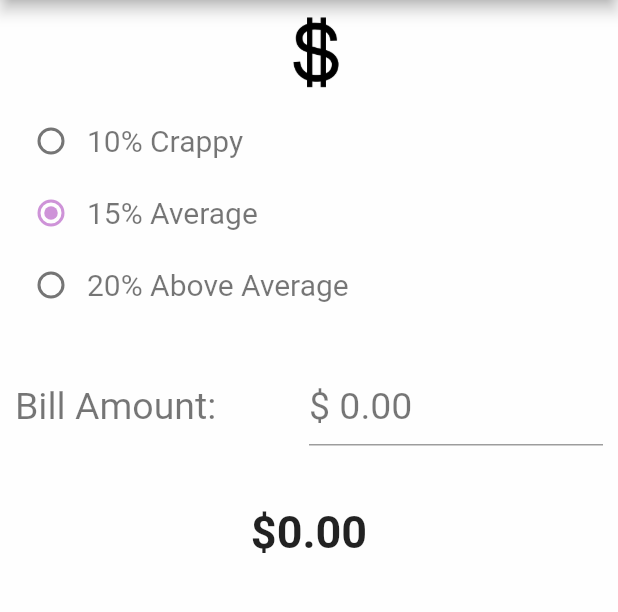
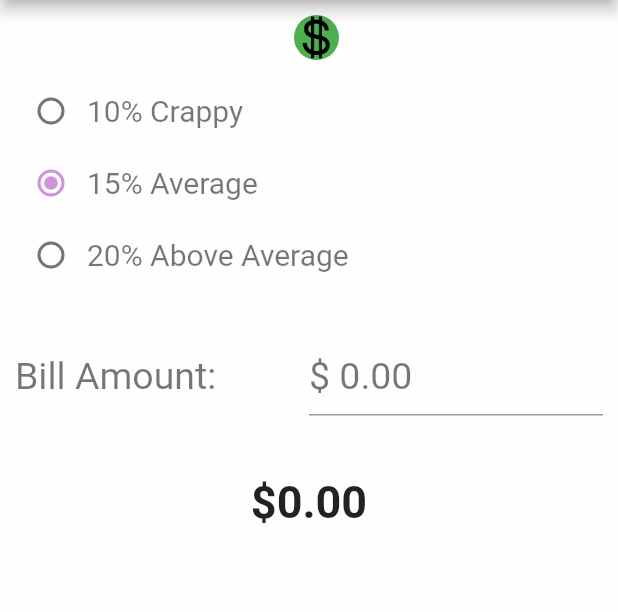
Before and after one commit to RealWorldApplications/flutter_tip_calculator, a Flutter app: the screen it shows after launch, on a phone screen of 412 x 824 dp, the part 84-696 px from its top. Run offline on Flutter 3.47's test engine with Material 2 defaults, Android fonts, the phone set to English and light mode, and no system bars; our stand-ins replace flutter_masked_text; Roboto replaces fonts that are missing (Montserrat).

Commit message:
Added a little animation to the dollar sign icon at the top of the app.

```diff
--- a/lib/home_page.dart
+++ b/lib/home_page.dart
@@ -12,10 +12,14 @@ class _HomePageState extends State<HomePage> {
   var bill = 0.0;
   var _radioValue = 1;
   var _suggestedAmt = 15;
+  var _height = 30.0;
+  var _width = 50.0;
+  var _color = Colors.green;
+  var _shape = BoxShape.circle;
+
   final formatCurrency = NumberFormat.simpleCurrency();
 
-  // final TextEditingController txtController1 =
-  //     new TextEditingController(text: "0.0");
+
   var controllerBill = new MoneyMaskedTextController(
       precision: 2,
       leftSymbol: '\$ ',
@@ -23,7 +27,11 @@ class _HomePageState extends State<HomePage> {
       thousandSeparator: ',');
 
   void _handleAmtChanged() {
-    setState(() {});
+    setState((){
+        _color = _color == Colors.green ? Colors.lightGreen : Colors.green;
+        _height = _height == 30 ? 40 : 30;
+        _width = _width == 30 ? 40 : 30;
+    });
     bill = controllerBill.numberValue;
     billTotal = (bill * (_suggestedAmt * .01)) + bill;
   }
@@ -46,6 +54,7 @@ class _HomePageState extends State<HomePage> {
     });
   }
 
+
   @override
   Widget build(BuildContext context) {
     return new Scaffold(
@@ -65,12 +74,21 @@ class _HomePageState extends State<HomePage> {
                   padding: EdgeInsets.all(5.0),
                 ),
                 AnimatedContainer(
-                  duration: const Duration(milliseconds: 520),
+                  duration: Duration(seconds: 2),
+                  height: _height,
+                  width: _width,
+                  curve: Curves.bounceInOut,
+                  decoration: BoxDecoration(
+                    shape: _shape,
+                    color: _color,
+
+                  ),
                   child: Image.asset(
                     'assets/dollarsign.png',
-                    height: 50.0,
+                    height: 30.0,
                   ),
                 ),
+
               ],
             ),
             Column(
@@ -145,6 +163,7 @@ class _HomePageState extends State<HomePage> {
             Padding(
               padding: EdgeInsets.only(top: 40.0),
             ),
+
             Text(
               '${formatCurrency.format(billTotal)}',
               style: Theme.of(context).textTheme.headline,
```
Also changed, not shown: pubspec.lock.
